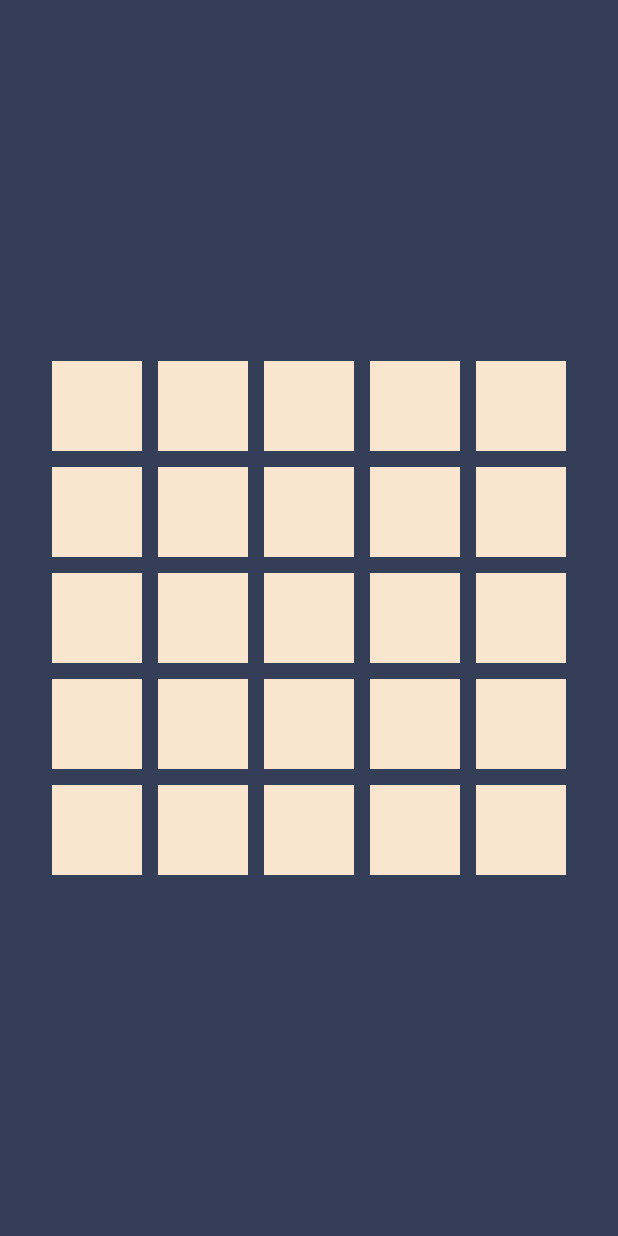
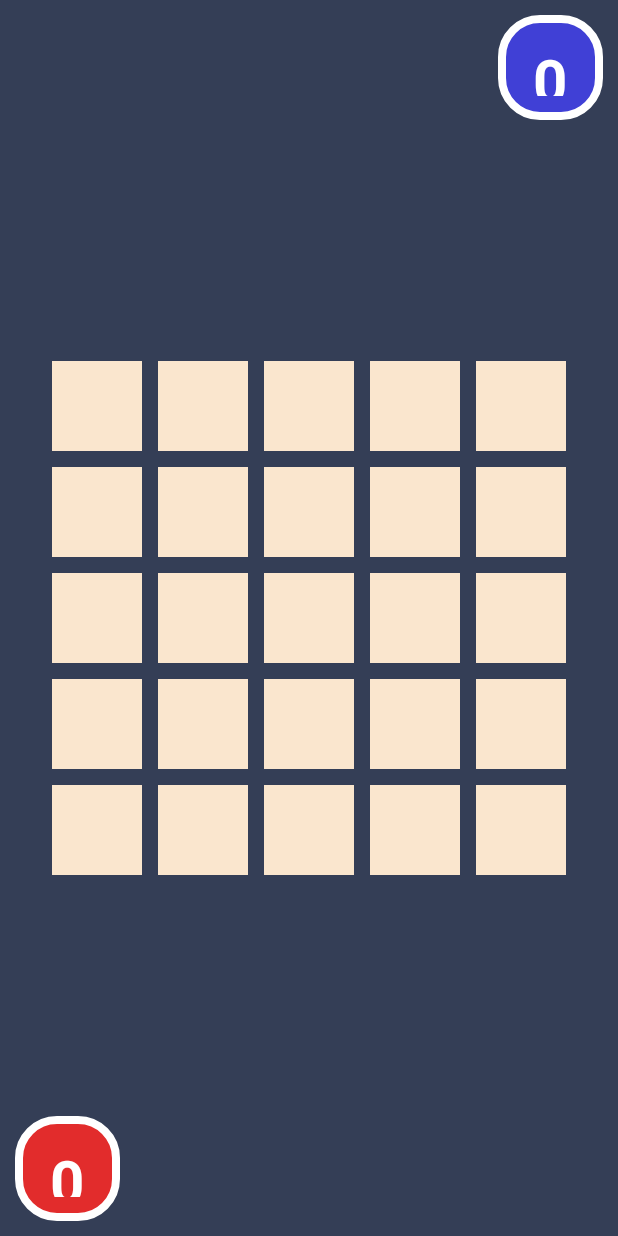
Before and after one commit to george07-t/Color-Wars, an Android app: the screen it shows after launch (MainActivity), on a phone screen of 412 x 824 dp. Run offline under Robolectric (Android 15) with nearby library versions, the phone set to English and light mode, and no system bars.

Commit message:
Numbers of color attached

```diff
--- a/app/src/main/java/com/example/colorwars/MainActivity.java
+++ b/app/src/main/java/com/example/colorwars/MainActivity.java
@@ -7,7 +7,10 @@ import android.annotation.SuppressLint;
 import android.content.DialogInterface;
 import android.os.Bundle;
 import android.view.View;
+import android.view.Window;
+import android.view.WindowManager;
 import android.widget.ImageButton;
+import android.widget.TextView;
 import android.widget.Toast;
 
 import android.os.Handler;
@@ -16,6 +19,7 @@ import com.example.colorwars.classes.CellStatus;
 
 import java.util.LinkedList;
 import java.util.Queue;
+
 import static com.example.colorwars.classes.CellStatus.COLOR.*;
 
 public class MainActivity extends AppCompatActivity implements View.OnClickListener {
@@ -31,12 +35,17 @@ public class MainActivity extends AppCompatActivity implements View.OnClickListe
     private static final long DELAY_TIME = 1000;
     private final Handler handler = new Handler();
     private final CellStatus[][] cellStates = new CellStatus[5][5];
-
+    private TextView rd, be;
+    int redCount = 0, blueCount = 0;
     @Override
     protected void onCreate(Bundle savedInstanceState) {
         super.onCreate(savedInstanceState);
+        Window window = this.getWindow();
+        window.setStatusBarColor(this.getResources().getColor(R.color.main));
         setContentView(R.layout.activity_main);
-
+        setContentView(R.layout.activity_main);
+        rd = findViewById(R.id.redid);
+        be = findViewById(R.id.blueid);
         for (int row = 0; row < MAX_ROWS; row++) {
             for (int col = 0; col < MAX_COLUMNS; col++) {
                 String buttonId = "id" + (row + 1) + (col + 1);
@@ -44,7 +53,7 @@ public class MainActivity extends AppCompatActivity implements View.OnClickListe
                 int resId = getResources().getIdentifier(buttonId, "id", getPackageName());
                 imageButtons[row][col] = findViewById(resId);
                 imageButtons[row][col].setOnClickListener(this);
-                cellStates[row][col] = new CellStatus(row,col); // initialize with blank cell
+                cellStates[row][col] = new CellStatus(row, col); // initialize with blank cell
             }
         }
     }
@@ -52,37 +61,38 @@ public class MainActivity extends AppCompatActivity implements View.OnClickListe
     @Override
     public void onClick(View view) {
         if (isGameOver) return;
-
         // Get the row and column indices of the clicked ImageButton
         int[] indices = findButtonIndices(view);
         int rowIndex = indices[0];
         int colIndex = indices[1];
 
-        if( rowIndex == -1 || colIndex == -1 ){
+        if (rowIndex == -1 || colIndex == -1) {
             showToast("Invalid cell clicked");
             return;
         }
 
         final CellStatus clickedCell = cellStates[rowIndex][colIndex];
 
-        if( !initialPhaseBlue && !initialPhaseRed && clickedCell.isBlank()){
+        if (!initialPhaseBlue && !initialPhaseRed && clickedCell.isBlank()) {
             showToast("Can't click on empty cell");
             return;
         }
 
-        if( initialPhaseRed ){
+        if (initialPhaseRed) {
             clickedCell.setColor(RED);
+            redCount++;
+            rd.setText(String.valueOf(redCount));
             initialPhaseRed = false;
-        }
-        else if( initialPhaseBlue ){
-            if(!clickedCell.isBlank()){
+        } else if (initialPhaseBlue) {
+            if (!clickedCell.isBlank()) {
                 showToast("Invalid move");
                 return;
             }
             clickedCell.setColor(BLUE);
+            blueCount++;
+            be.setText(String.valueOf(blueCount));
             initialPhaseBlue = false;
-        }
-        else if( !clickedCell.canClick(redTurn) ){
+        } else if (!clickedCell.canClick(redTurn)) {
             showToast("Invalid move");
             return;
         }
@@ -104,11 +114,11 @@ public class MainActivity extends AppCompatActivity implements View.OnClickListe
         for (int r = 0; r < MAX_ROWS; r++) {
             for (int c = 0; c < MAX_COLUMNS; c++) {
                 if (view == imageButtons[r][c]) {
-                    return new int[]{r,c};
+                    return new int[]{r, c};
                 }
             }
         }
-        return new int[]{-1,-1};
+        return new int[]{-1, -1};
     }
 
     private final Queue<CellStatus> cellsToSpreadQueue = new LinkedList<>();
@@ -116,13 +126,13 @@ public class MainActivity extends AppCompatActivity implements View.OnClickListe
     private void spreadCell(CellStatus rootCell) {
         final int[][] offsets = {{-1, 0}, {1, 0}, {0, -1}, {0, 1}};
 
-        cellsToSpreadQueue.offer( rootCell );
+        cellsToSpreadQueue.offer(rootCell);
         CellStatus.COLOR rootColor = rootCell.getColor();
 
-        while( !cellsToSpreadQueue.isEmpty() ) {
+        while (!cellsToSpreadQueue.isEmpty()) {
 
             CellStatus currentCell = cellsToSpreadQueue.poll();
-            if(currentCell == null) continue;
+            if (currentCell == null) continue;
 
 
             for (int[] offset : offsets) {
@@ -130,7 +140,7 @@ public class MainActivity extends AppCompatActivity implements View.OnClickListe
                 int row = currentCell.rowIndex + offset[0];
                 int col = currentCell.colIndex + offset[1];
 
-                if( row < 0 || row >= MAX_ROWS || col < 0 || col >= MAX_COLUMNS) continue;
+                if (row < 0 || row >= MAX_ROWS || col < 0 || col >= MAX_COLUMNS) continue;
 
                 CellStatus adjCell = cellStates[row][col];
 
@@ -138,7 +148,7 @@ public class MainActivity extends AppCompatActivity implements View.OnClickListe
                 adjCell.increaseDot();
                 imageButtons[adjCell.rowIndex][adjCell.colIndex].setImageResource(adjCell.getImage());
 
-                if(adjCell.shouldSpread()){
+                if (adjCell.shouldSpread()) {
                     cellsToSpreadQueue.offer(adjCell);
                 }
             }
@@ -148,30 +158,34 @@ public class MainActivity extends AppCompatActivity implements View.OnClickListe
 
         CellStatus.COLOR winner = getWinner();
         isGameOver = (winner != NONE);
-        if(isGameOver){
-            showWinnerDialog( (winner == RED) ? "RED" : "BLUE");
+        if (isGameOver) {
+            showWinnerDialog((winner == RED) ? "RED" : "BLUE");
         }
     }
 
     private Toast mToast = null;
-    private void showToast(String message){
-        try{
-            if(mToast != null) mToast.cancel();
-            mToast = Toast.makeText(this,message,Toast.LENGTH_SHORT);
+
+    private void showToast(String message) {
+        try {
+            if (mToast != null) mToast.cancel();
+            mToast = Toast.makeText(this, message, Toast.LENGTH_SHORT);
             mToast.show();
-        }catch (Exception ignored){}
+        } catch (Exception ignored) {
+        }
     }
 
     private boolean isGameOver = false;
+
     private CellStatus.COLOR getWinner() {
-        int redCount = 0, blueCount = 0;
-        for(CellStatus[] rows : cellStates){
-            for(CellStatus cell : rows){
-                if(cell.getColor() == RED) redCount++;
-                else if(cell.getColor() == BLUE) blueCount++;
+        redCount = 0; blueCount = 0;
+        for (CellStatus[] rows : cellStates) {
+            for (CellStatus cell : rows) {
+                if (cell.getColor() == RED) redCount++;
+                else if (cell.getColor() == BLUE) blueCount++;
             }
         }
-
+        rd.setText(String.valueOf(redCount));
+       be.setText(String.valueOf(blueCount));
         if (redCount == 0) return BLUE;
         if (blueCount == 0) return RED;
         return NONE;
@@ -188,17 +202,23 @@ public class MainActivity extends AppCompatActivity implements View.OnClickListe
                 initialPhaseBlue = true;
                 initialPhaseRed = true;
                 redTurn = true;
-
+                redCount=0;
+                blueCount=0;
+                rd.setText(String.valueOf(redCount));
+                be.setText(String.valueOf(blueCount));
                 for (int r = 0; r < MAX_ROWS; r++) {
                     for (int c = 0; c < MAX_COLUMNS; c++) {
-                        imageButtons[r][c].setImageResource( cellStates[r][c].makeBlankAndGetImage() );
+                        imageButtons[r][c].setImageResource(cellStates[r][c].makeBlankAndGetImage());
                     }
                 }
                 dialog.dismiss();
             }
         });
 
-        builder.setNegativeButton("Quit", (dialog, which) -> { dialog.dismiss();});
+        builder.setNegativeButton("Quit", (dialog, which) -> {
+            dialog.dismiss();
+
+        });
         builder.setCancelable(false);
         builder.show();
     }
--- /dev/null
+++ b/app/src/main/res/drawable/circle.xml
@@ -0,0 +1,9 @@
+<shape xmlns:android="http://schemas.android.com/apk/res/android"
+    android:shape="rectangle">
+    <solid android:color="#e22c2c" />
+    <corners android:radius="25dp" />
+    <!-- Add a line for the strike -->
+    <stroke
+        android:width="5dp"
+        android:color="#FFFFFF" />
+</shape>
--- /dev/null
+++ b/app/src/main/res/drawable/circleblue.xml
@@ -0,0 +1,9 @@
+<shape xmlns:android="http://schemas.android.com/apk/res/android"
+    android:shape="rectangle">
+    <solid android:color="#4040d6" />
+    <corners android:radius="25dp" />
+    <!-- Add a line for the strike -->
+    <stroke
+        android:width="5dp"
+        android:color="#FFFFFF" />
+</shape>
--- a/app/src/main/res/layout/activity_main.xml
+++ b/app/src/main/res/layout/activity_main.xml
@@ -7,12 +7,29 @@
     android:background="#343e56"
     tools:context=".MainActivity">
 
-   <LinearLayout
+    <TextView
+        android:id="@+id/blueid"
+        android:layout_width="70dp"
+        android:layout_height="70dp"
+        android:gravity="center"
+        android:layout_gravity="top|end"
+        android:layout_marginTop="10dp"
+        android:layout_marginEnd="10dp"
+        android:text="0"
+        android:textColor="#ffffff"
+        android:textSize="40dp"
+        android:textStyle="bold"
+        android:background="@drawable/circleblue"
+        android:padding="16dp"
+        android:maxLength="2" />
+
+
+    <LinearLayout
         android:layout_width="wrap_content"
         android:layout_height="wrap_content"
         android:layout_gravity="center"
-       android:padding="5dp"
-        android:orientation="vertical">
+        android:orientation="vertical"
+        android:padding="5dp">
 
         <!-- First Row -->
         <LinearLayout
@@ -22,34 +39,37 @@
 
             <ImageView
 
-                android:layout_margin="5dp"
                 android:layout_width="60dp"
                 android:layout_height="60dp"
+                android:layout_margin="5dp"
                 android:src="@drawable/box1" />
 
             <ImageView
 
-                android:layout_margin="5dp"
                 android:layout_width="60dp"
                 android:layout_height="60dp"
+                android:layout_margin="5dp"
                 android:src="@drawable/box1" />
+
             <ImageView
 
-                android:layout_margin="5dp"
                 android:layout_width="60dp"
                 android:layout_height="60dp"
+                android:layout_margin="5dp"
                 android:src="@drawable/box1" />
+
             <ImageView
 
-                android:layout_margin="5dp"
                 android:layout_width="60dp"
                 android:layout_height="60dp"
+                android:layout_margin="5dp"
                 android:src="@drawable/box1" />
+
             <ImageView
 
-                android:layout_margin="5dp"
                 android:layout_width="60dp"
                 android:layout_height="60dp"
+                android:layout_margin="5dp"
                 android:src="@drawable/box1" />
         </LinearLayout>
 
@@ -61,33 +81,37 @@
 
             <ImageView
 
-                android:layout_margin="5dp"
                 android:layout_width="60dp"
                 android:layout_height="60dp"
+                android:layout_margin="5dp"
                 android:src="@drawable/box1" />
+
             <ImageView
 
-                android:layout_margin="5dp"
                 android:layout_width="60dp"
                 android:layout_height="60dp"
+                android:layout_margin="5dp"
                 android:src="@drawable/box1" />
+
             <ImageView
 
-                android:layout_margin="5dp"
                 android:layout_width="60dp"
                 android:layout_height="60dp"
+                android:layout_margin="5dp"
                 android:src="@drawable/box1" />
+
             <ImageView
 
-                android:layout_margin="5dp"
                 android:layout_width="60dp"
                 android:layout_height="60dp"
+                android:layout_margin="5dp"
                 android:src="@drawable/box1" />
+
             <ImageView
 
-                android:layout_margin="5dp"
                 android:layout_width="60dp"
                 android:layout_height="60dp"
+                android:layout_margin="5dp"
                 android:src="@drawable/box1" />
         </LinearLayout>
 
@@ -99,35 +123,40 @@
 
             <ImageView
 
-                android:layout_margin="5dp"
                 android:layout_width="60dp"
                 android:layout_height="60dp"
+                android:layout_margin="5dp"
                 android:src="@drawable/box1" />
+
             <ImageView
 
-                android:layout_margin="5dp"
                 android:layout_width="60dp"
                 android:layout_height="60dp"
+                android:layout_margin="5dp"
                 android:src="@drawable/box1" />
+
             <ImageView
 
-                android:layout_margin="5dp"
                 android:layout_width="60dp"
                 android:layout_height="60dp"
+                android:layout_margin="5dp"
                 android:src="@drawable/box1" />
+
             <ImageView
 
-                android:layout_margin="5dp"
                 android:layout_width="60dp"
                 android:layout_height="60dp"
+                android:layout_margin="5dp"
                 android:src="@drawable/box1" />
+
             <ImageView
 
-                android:layout_margin="5dp"
                 android:layout_width="60dp"
                 android:layout_height="60dp"
+                android:layout_margin="5dp"
                 android:src="@drawable/box1" />
         </LinearLayout>
+
         <LinearLayout
             android:layout_width="match_parent"
             android:layout_height="wrap_content"
@@ -135,35 +164,40 @@
 
             <ImageView
 
-                android:layout_margin="5dp"
                 android:layout_width="60dp"
                 android:layout_height="60dp"
+                android:layout_margin="5dp"
                 android:src="@drawable/box1" />
+
             <ImageView
 
-                android:layout_margin="5dp"
                 android:layout_width="60dp"
                 android:layout_height="60dp"
+                android:layout_margin="5dp"
                 android:src="@drawable/box1" />
+
             <ImageView
 
-                android:layout_margin="5dp"
                 android:layout_width="60dp"
                 android:layout_height="60dp"
+                android:layout_margin="5dp"
                 android:src="@drawable/box1" />
+
             <ImageView
 
-                android:layout_margin="5dp"
                 android:layout_width="60dp"
                 android:layout_height="60dp"
+                android:layout_margin="5dp"
                 android:src="@drawable/box1" />
+
             <ImageView
 
-                android:layout_margin="5dp"
                 android:layout_width="60dp"
                 android:layout_height="60dp"
+                android:layout_margin="5dp"
                 android:src="@drawable/box1" />
         </LinearLayout>
+
         <LinearLayout
             android:layout_width="match_parent"
             android:layout_height="wrap_content"
@@ -171,42 +205,47 @@
 
             <ImageView
 
-                android:layout_margin="5dp"
                 android:layout_width="60dp"
                 android:layout_height="60dp"
+                android:layout_margin="5dp"
                 android:src="@drawable/box1" />
+
             <ImageView
 
-                android:layout_margin="5dp"
                 android:layout_width="60dp"
                 android:layout_height="60dp"
+                android:layout_margin="5dp"
                 android:src="@drawable/box1" />
+
             <ImageView
 
-                android:layout_margin="5dp"
                 android:layout_width="60dp"
                 android:layout_height="60dp"
+                android:layout_margin="5dp"
                 android:src="@drawable/box1" />
+
             <ImageView
 
-                android:layout_margin="5dp"
                 android:layout_width="60dp"
                 android:layout_height="60dp"
+                android:layout_margin="5dp"
                 android:src="@drawable/box1" />
+
             <ImageView
 
-                android:layout_margin="5dp"
                 android:layout_width="60dp"
                 android:layout_height="60dp"
+                android:layout_margin="5dp"
                 android:src="@drawable/box1" />
         </LinearLayout>
     </LinearLayout>
+
     <LinearLayout
         android:layout_width="wrap_content"
         android:layout_height="wrap_content"
         android:layout_gravity="center"
-        android:padding="5dp"
-        android:orientation="vertical">
+        android:orientation="vertical"
+        android:padding="5dp">
 
         <!-- First Row -->
         <LinearLayout
@@ -216,37 +255,37 @@
 
             <ImageButton
                 android:id="@+id/id11"
-                android:layout_margin="5dp"
                 android:layout_width="60dp"
                 android:layout_height="60dp"
+                android:layout_margin="5dp"
                 android:src="@drawable/box1" />
 
             <ImageButton
                 android:id="@+id/id12"
-                android:layout_margin="5dp"
                 android:layout_width="60dp"
                 android:layout_height="60dp"
+                android:layout_margin="5dp"
                 android:src="@drawable/box1" />
 
             <ImageButton
                 android:id="@+id/id13"
-                android:layout_margin="5dp"
                 android:layout_width="60dp"
                 android:layout_height="60dp"
+                android:layout_margin="5dp"
                 android:src="@drawable/box1" />
 
             <ImageButton
                 android:id="@+id/id14"
-                android:layout_margin="5dp"
                 android:layout_width="60dp"
                 android:layout_height="60dp"
+                android:layout_margin="5dp"
                 android:src="@drawable/box1" />
 
             <ImageButton
                 android:id="@+id/id15"
-                android:layout_margin="5dp"
                 android:layout_width="60dp"
                 android:layout_height="60dp"
+                android:layout_margin="5dp"
                 android:src="@drawable/box1" />
         </LinearLayout>
 
@@ -258,37 +297,37 @@
 
             <ImageButton
                 android:id="@+id/id21"
-                android:layout_margin="5dp"
                 android:layout_width="60dp"
                 android:layout_height="60dp"
+                android:layout_margin="5dp"
                 android:src="@drawable/box1" />
 
             <ImageButton
                 android:id="@+id/id22"
-                android:layout_margin="5dp"
                 android:layout_width="60dp"
                 android:layout_height="60dp"
+                android:layout_margin="5dp"
                 android:src="@drawable/box1" />
 
             <ImageButton
                 android:id="@+id/id23"
-                android:layout_margin="5dp"
                 android:layout_width="60dp"
                 android:layout_height="60dp"
+                android:layout_margin="5dp"
                 android:src="@drawable/box1" />
 
             <ImageButton
                 android:id="@+id/id24"
-                android:layout_margin="5dp"
                 android:layout_width="60dp"
                 android:layout_height="60dp"
+                android:layout_margin="5dp"
                 android:src="@drawable/box1" />
 
             <ImageButton
                 android:id="@+id/id25"
-                android:layout_margin="5dp"
                 android:layout_width="60dp"
                 android:layout_height="60dp"
+                android:layout_margin="5dp"
                 android:src="@drawable/box1" />
         </LinearLayout>
 
@@ -300,39 +339,40 @@
 
             <ImageButton
                 android:id="@+id/id31"
-                android:layout_margin="5dp"
                 android:layout_width="60dp"
                 android:layout_height="60dp"
+                android:layout_margin="5dp"
                 android:src="@drawable/box1" />
 
             <ImageButton
                 android:id="@+id/id32"
-                android:layout_margin="5dp"
                 android:layout_width="60dp"
                 android:layout_height="60dp"
+                android:layout_margin="5dp"
                 android:src="@drawable/box1" />
 
             <ImageButton
                 android:id="@+id/id33"
-                android:layout_margin="5dp"
                 android:layout_width="60dp"
                 android:layout_height="60dp"
+                android:layout_margin="5dp"
                 android:src="@drawable/box1" />
 
             <ImageButton
                 android:id="@+id/id34"
-                android:layout_margin="5dp"
                 android:layout_width="60dp"
                 android:layout_height="60dp"
+                android:layout_margin="5dp"
                 android:src="@drawable/box1" />
 
             <ImageButton
                 android:id="@+id/id35"
-                android:layout_margin="5dp"
                 android:layout_width="60dp"
                 android:layout_height="60dp"
+                android:layout_margin="5dp"
                 android:src="@drawable/box1" />
         </LinearLayout>
+
         <LinearLayout
             android:layout_width="match_parent"
             android:layout_height="wrap_content"
@@ -340,39 +380,40 @@
 
             <ImageButton
                 android:id="@+id/id41"
-                android:layout_margin="5dp"
                 android:layout_width="60dp"
                 android:layout_height="60dp"
+                android:layout_margin="5dp"
                 android:src="@drawable/box1" />
 
             <ImageButton
                 android:id="@+id/id42"
-                android:layout_margin="5dp"
                 android:layout_width="60dp"
                 android:layout_height="60dp"
+                android:layout_margin="5dp"
                 android:src="@drawable/box1" />
 
             <ImageButton
                 android:id="@+id/id43"
-                android:layout_margin="5dp"
                 android:layout_width="60dp"
                 android:layout_height="60dp"
+                android:layout_margin="5dp"
                 android:src="@drawable/box1" />
 
             <ImageButton
                 android:id="@+id/id44"
-                android:layout_margin="5dp"
                 android:layout_width="60dp"
                 android:layout_height="60dp"
+                android:layout_margin="5dp"
                 android:src="@drawable/box1" />
 
             <ImageButton
                 android:id="@+id/id45"
-                android:layout_margin="5dp"
                 android:layout_width="60dp"
                 android:layout_height="60dp"
+                android:layout_margin="5dp"
                 android:src="@drawable/box1" />
         </LinearLayout>
+
         <LinearLayout
             android:layout_width="match_parent"
             android:layout_height="wrap_content"
@@ -380,38 +421,55 @@
 
             <ImageButton
                 android:id="@+id/id51"
-                android:layout_margin="5dp"
                 android:layout_width="60dp"
                 android:layout_height="60dp"
+                android:layout_margin="5dp"
                 android:src="@drawable/box1" />
 
             <ImageButton
                 android:id="@+id/id52"
-                android:layout_margin="5dp"
                 android:layout_width="60dp"
                 android:layout_height="60dp"
+                android:layout_margin="5dp"
                 android:src="@drawable/box1" />
 
             <ImageButton
                 android:id="@+id/id53"
-                android:layout_margin="5dp"
                 android:layout_width="60dp"
                 android:layout_height="60dp"
+                android:layout_margin="5dp"
                 android:src="@drawable/box1" />
 
             <ImageButton
                 android:id="@+id/id54"
-                android:layout_margin="5dp"
                 android:layout_width="60dp"
                 android:layout_height="60dp"
+                android:layout_margin="5dp"
                 android:src="@drawable/box1" />
 
             <ImageButton
                 android:id="@+id/id55"
-                android:layout_margin="5dp"
                 android:layout_width="60dp"
                 android:layout_height="60dp"
+                android:layout_margin="5dp"
                 android:src="@drawable/box1" />
         </LinearLayout>
     </LinearLayout>
+
+    <TextView
+        android:id="@+id/redid"
+        android:layout_width="70dp"
+        android:layout_height="70dp"
+        android:gravity="center"
+        android:layout_gravity="bottom|start"
+        android:layout_marginBottom="10dp"
+        android:layout_marginStart="10dp"
+        android:text="0"
+        android:textColor="#ffffff"
+        android:textSize="40dp"
+        android:textStyle="bold"
+        android:background="@drawable/circle"
+        android:padding="16dp"
+        android:maxLength="2" />
+
 </FrameLayout>
--- a/app/src/main/res/values/colors.xml
+++ b/app/src/main/res/values/colors.xml
@@ -2,4 +2,5 @@
 <resources>
     <color name="black">#FF000000</color>
     <color name="white">#FFFFFFFF</color>
+    <color name="main">#343e56</color>
 </resources>
```
